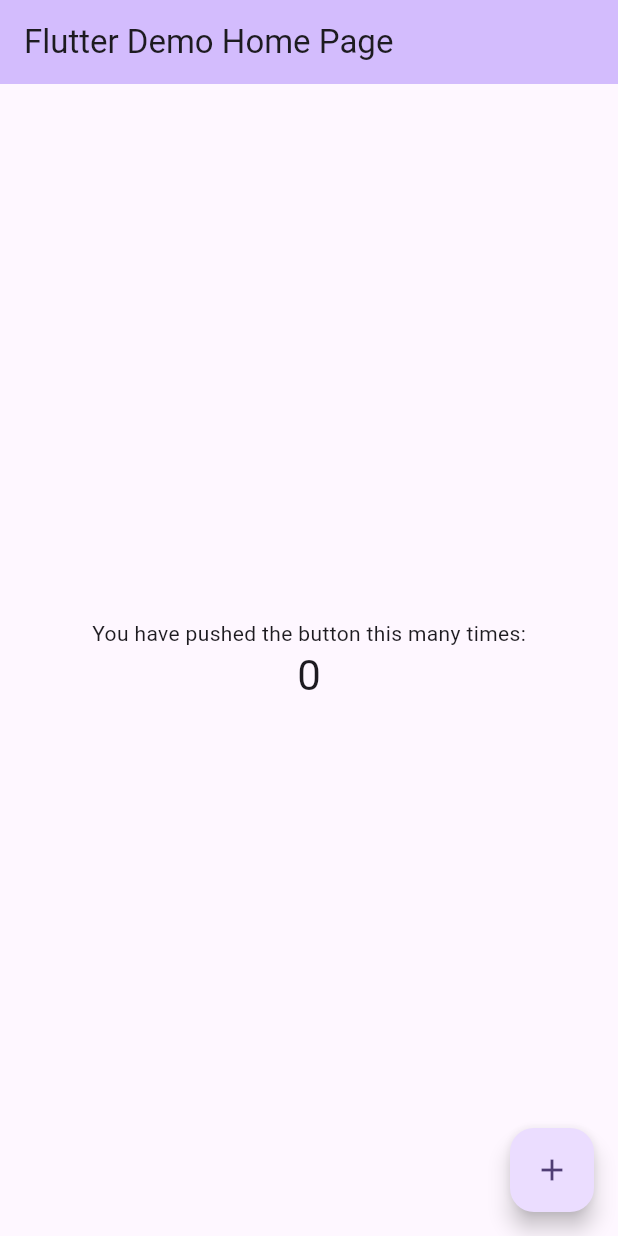
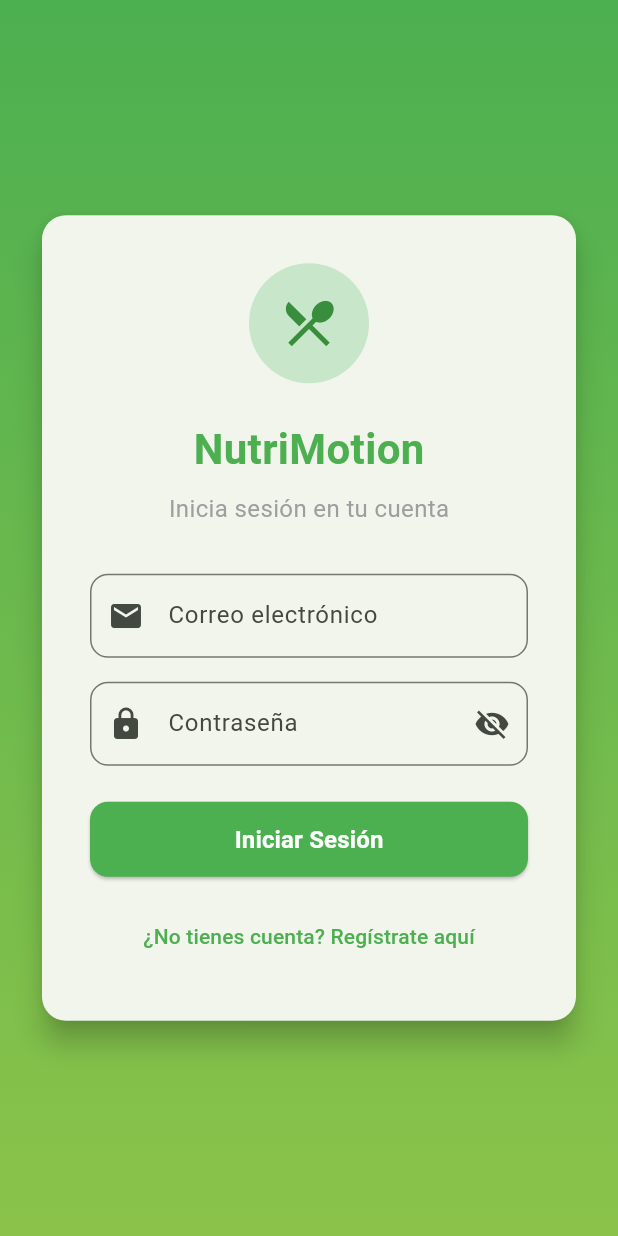
Before and after one commit to cons091/nutrimotion, a Flutter app: the screen it shows after launch, on a phone screen of 412 x 824 dp. Run offline on Flutter 3.47's test engine with Material 3 defaults, Android fonts, the phone set to English and light mode, and no system bars.

Commit message:
Se cambio el diseño del home page a un login page

```diff
--- a/lib/main.dart
+++ b/lib/main.dart
@@ -7,116 +7,225 @@ void main() {
 class MyApp extends StatelessWidget {
   const MyApp({super.key});
 
-  // This widget is the root of your application.
   @override
   Widget build(BuildContext context) {
     return MaterialApp(
-      title: 'Flutter Demo',
+      title: 'NutriMotion',
       theme: ThemeData(
-        // This is the theme of your application.
-        //
-        // TRY THIS: Try running your application with "flutter run". You'll see
-        // the application has a purple toolbar. Then, without quitting the app,
-        // try changing the seedColor in the colorScheme below to Colors.green
-        // and then invoke "hot reload" (save your changes or press the "hot
-        // reload" button in a Flutter-supported IDE, or press "r" if you used
-        // the command line to start the app).
-        //
-        // Notice that the counter didn't reset back to zero; the application
-        // state is not lost during the reload. To reset the state, use hot
-        // restart instead.
-        //
-        // This works for code too, not just values: Most code changes can be
-        // tested with just a hot reload.
-        colorScheme: ColorScheme.fromSeed(seedColor: Colors.deepPurple),
+        colorScheme: ColorScheme.fromSeed(seedColor: Colors.green),
+        useMaterial3: true,
       ),
-      home: const MyHomePage(title: 'Flutter Demo Home Page'),
+      home: const LoginPage(),
     );
   }
 }
 
-class MyHomePage extends StatefulWidget {
-  const MyHomePage({super.key, required this.title});
-
-  // This widget is the home page of your application. It is stateful, meaning
-  // that it has a State object (defined below) that contains fields that affect
-  // how it looks.
-
-  // This class is the configuration for the state. It holds the values (in this
-  // case the title) provided by the parent (in this case the App widget) and
-  // used by the build method of the State. Fields in a Widget subclass are
-  // always marked "final".
-
-  final String title;
+class LoginPage extends StatefulWidget {
+  const LoginPage({super.key});
 
   @override
-  State<MyHomePage> createState() => _MyHomePageState();
+  State<LoginPage> createState() => _LoginPageState();
 }
 
-class _MyHomePageState extends State<MyHomePage> {
-  int _counter = 0;
+class _LoginPageState extends State<LoginPage> {
+  final _formKey = GlobalKey<FormState>();
+  final _emailController = TextEditingController();
+  final _passwordController = TextEditingController();
+  bool _isPasswordVisible = false;
 
-  void _incrementCounter() {
-    setState(() {
-      // This call to setState tells the Flutter framework that something has
-      // changed in this State, which causes it to rerun the build method below
-      // so that the display can reflect the updated values. If we changed
-      // _counter without calling setState(), then the build method would not be
-      // called again, and so nothing would appear to happen.
-      _counter++;
-    });
+  @override
+  void dispose() {
+    _emailController.dispose();
+    _passwordController.dispose();
+    super.dispose();
+  }
+
+  void _handleLogin() {
+    if (_formKey.currentState!.validate()) {
+      // Aquí irá la lógica de login más adelante
+      ScaffoldMessenger.of(context).showSnackBar(
+        const SnackBar(
+          content: Text('Iniciando sesión...'),
+          backgroundColor: Colors.green,
+        ),
+      );
+    }
   }
 
   @override
   Widget build(BuildContext context) {
-    // This method is rerun every time setState is called, for instance as done
-    // by the _incrementCounter method above.
-    //
-    // The Flutter framework has been optimized to make rerunning build methods
-    // fast, so that you can just rebuild anything that needs updating rather
-    // than having to individually change instances of widgets.
     return Scaffold(
-      appBar: AppBar(
-        // TRY THIS: Try changing the color here to a specific color (to
-        // Colors.amber, perhaps?) and trigger a hot reload to see the AppBar
-        // change color while the other colors stay the same.
-        backgroundColor: Theme.of(context).colorScheme.inversePrimary,
-        // Here we take the value from the MyHomePage object that was created by
-        // the App.build method, and use it to set our appbar title.
-        title: Text(widget.title),
-      ),
-      body: Center(
-        // Center is a layout widget. It takes a single child and positions it
-        // in the middle of the parent.
-        child: Column(
-          // Column is also a layout widget. It takes a list of children and
-          // arranges them vertically. By default, it sizes itself to fit its
-          // children horizontally, and tries to be as tall as its parent.
-          //
-          // Column has various properties to control how it sizes itself and
-          // how it positions its children. Here we use mainAxisAlignment to
-          // center the children vertically; the main axis here is the vertical
-          // axis because Columns are vertical (the cross axis would be
-          // horizontal).
-          //
-          // TRY THIS: Invoke "debug painting" (choose the "Toggle Debug Paint"
-          // action in the IDE, or press "p" in the console), to see the
-          // wireframe for each widget.
-          mainAxisAlignment: MainAxisAlignment.center,
-          children: <Widget>[
-            const Text('You have pushed the button this many times:'),
-            Text(
-              '$_counter',
-              style: Theme.of(context).textTheme.headlineMedium,
+      body: Container(
+        decoration: const BoxDecoration(
+          gradient: LinearGradient(
+            begin: Alignment.topCenter,
+            end: Alignment.bottomCenter,
+            colors: [Colors.green, Colors.lightGreen],
+          ),
+        ),
+        child: SafeArea(
+          child: Center(
+            child: SingleChildScrollView(
+              padding: const EdgeInsets.all(24.0),
+              child: Card(
+                elevation: 8,
+                shape: RoundedRectangleBorder(
+                  borderRadius: BorderRadius.circular(16),
+                ),
+                child: Padding(
+                  padding: const EdgeInsets.all(32.0),
+                  child: Form(
+                    key: _formKey,
+                    child: Column(
+                      mainAxisSize: MainAxisSize.min,
+                      children: [
+                        // Logo o ícono
+                        Container(
+                          width: 80,
+                          height: 80,
+                          decoration: BoxDecoration(
+                            color: Colors.green.shade100,
+                            shape: BoxShape.circle,
+                          ),
+                          child: Icon(
+                            Icons.restaurant_menu,
+                            size: 40,
+                            color: Colors.green.shade700,
+                          ),
+                        ),
+                        const SizedBox(height: 24),
+
+                        // Título
+                        const Text(
+                          'NutriMotion',
+                          style: TextStyle(
+                            fontSize: 28,
+                            fontWeight: FontWeight.bold,
+                            color: Colors.green,
+                          ),
+                        ),
+                        const SizedBox(height: 8),
+                        const Text(
+                          'Inicia sesión en tu cuenta',
+                          style: TextStyle(
+                            fontSize: 16,
+                            color: Colors.grey,
+                          ),
+                        ),
+                        const SizedBox(height: 32),
+
+                        // Campo de email
+                        TextFormField(
+                          controller: _emailController,
+                          keyboardType: TextInputType.emailAddress,
+                          decoration: InputDecoration(
+                            labelText: 'Correo electrónico',
+                            prefixIcon: const Icon(Icons.email),
+                            border: OutlineInputBorder(
+                              borderRadius: BorderRadius.circular(12),
+                            ),
+                            focusedBorder: OutlineInputBorder(
+                              borderRadius: BorderRadius.circular(12),
+                              borderSide: const BorderSide(color: Colors.green, width: 2),
+                            ),
+                          ),
+                          validator: (value) {
+                            if (value == null || value.isEmpty) {
+                              return 'Por favor ingresa tu correo electrónico';
+                            }
+                            if (!value.contains('@')) {
+                              return 'Por favor ingresa un correo válido';
+                            }
+                            return null;
+                          },
+                        ),
+                        const SizedBox(height: 16),
+
+                        // Campo de contraseña
+                        TextFormField(
+                          controller: _passwordController,
+                          obscureText: !_isPasswordVisible,
+                          decoration: InputDecoration(
+                            labelText: 'Contraseña',
+                            prefixIcon: const Icon(Icons.lock),
+                            suffixIcon: IconButton(
+                              icon: Icon(
+                                _isPasswordVisible ? Icons.visibility : Icons.visibility_off,
+                              ),
+                              onPressed: () {
+                                setState(() {
+                                  _isPasswordVisible = !_isPasswordVisible;
+                                });
+                              },
+                            ),
+                            border: OutlineInputBorder(
+                              borderRadius: BorderRadius.circular(12),
+                            ),
+                            focusedBorder: OutlineInputBorder(
+                              borderRadius: BorderRadius.circular(12),
+                              borderSide: const BorderSide(color: Colors.green, width: 2),
+                            ),
+                          ),
+                          validator: (value) {
+                            if (value == null || value.isEmpty) {
+                              return 'Por favor ingresa tu contraseña';
+                            }
+                            if (value.length < 6) {
+                              return 'La contraseña debe tener al menos 6 caracteres';
+                            }
+                            return null;
+                          },
+                        ),
+                        const SizedBox(height: 24),
+
+                        // Botón de login
+                        SizedBox(
+                          width: double.infinity,
+                          height: 50,
+                          child: ElevatedButton(
+                            onPressed: _handleLogin,
+                            style: ElevatedButton.styleFrom(
+                              backgroundColor: Colors.green,
+                              foregroundColor: Colors.white,
+                              shape: RoundedRectangleBorder(
+                                borderRadius: BorderRadius.circular(12),
+                              ),
+                            ),
+                            child: const Text(
+                              'Iniciar Sesión',
+                              style: TextStyle(
+                                fontSize: 16,
+                                fontWeight: FontWeight.bold,
+                              ),
+                            ),
+                          ),
+                        ),
+                        const SizedBox(height: 16),
+
+                        // Enlace para registrarse
+                        TextButton(
+                          onPressed: () {
+                            // Aquí irá la navegación al registro más adelante
+                            ScaffoldMessenger.of(context).showSnackBar(
+                              const SnackBar(
+                                content: Text('Funcionalidad de registro próximamente'),
+                              ),
+                            );
+                          },
+                          child: const Text(
+                            '¿No tienes cuenta? Regístrate aquí',
+                            style: TextStyle(color: Colors.green),
+                          ),
+                        ),
+                      ],
+                    ),
+                  ),
+                ),
+              ),
             ),
-          ],
+          ),
         ),
       ),
-      floatingActionButton: FloatingActionButton(
-        onPressed: _incrementCounter,
-        tooltip: 'Increment',
-        child: const Icon(Icons.add),
-      ), // This trailing comma makes auto-formatting nicer for build methods.
     );
   }
 }
```
